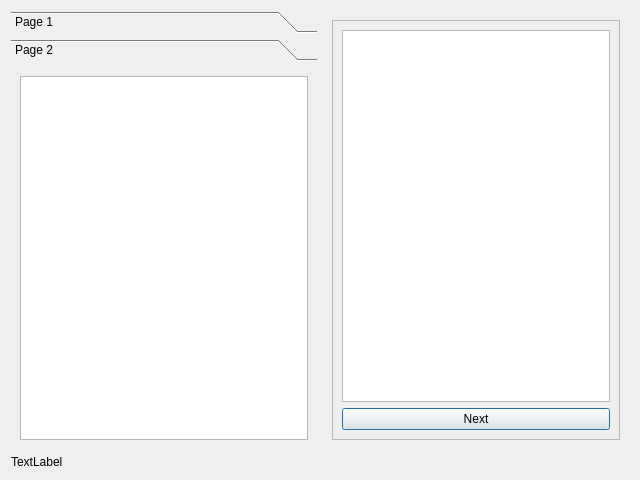
Before: the Qt Designer form modules/hspylib/src/demo/qtdemos/promotions/resources/forms/qt_promotions.ui in yorevs/hspylib, drawn with Qt 5.
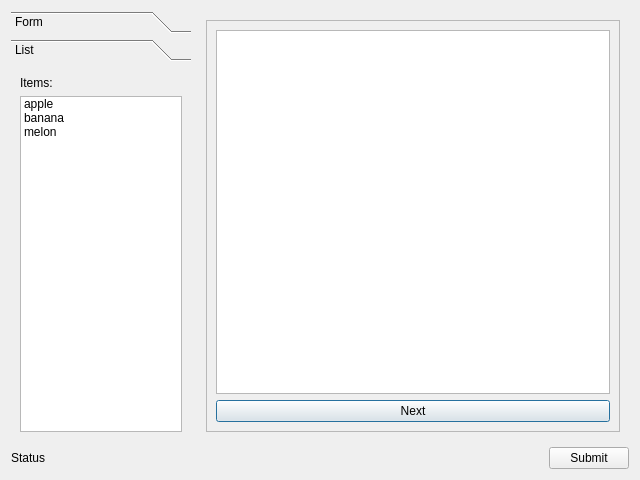
After: the same form once the commit is applied. The open tabs and pages were chosen to show the change. Custom widgets are drawn as their Qt base class.

Diff of the .ui file:
```diff
--- a/modules/hspylib/src/demo/qtdemos/promotions/resources/forms/qt_promotions.ui
+++ b/modules/hspylib/src/demo/qtdemos/promotions/resources/forms/qt_promotions.ui
@@ -16,11 +16,25 @@
   <property name="Qt HS Promotions Demo" stdset="0">
    <string>Dialog</string>
   </property>
+  <layout class="QVBoxLayout" name="verticalLayout_7">
+   <item>
   <layout class="QVBoxLayout" name="verticalLayout">
    <item>
     <layout class="QHBoxLayout" name="horizontalLayout">
      <item>
       <widget class="HToolBox" name="toolBox">
+         <property name="minimumSize">
+          <size>
+           <width>180</width>
+           <height>0</height>
+          </size>
+         </property>
+         <property name="maximumSize">
+          <size>
+           <width>180</width>
+           <height>16777215</height>
+          </size>
+         </property>
        <property name="currentIndex">
         <number>0</number>
        </property>
@@ -34,7 +48,7 @@
          </rect>
         </property>
         <attribute name="label">
-         <string>Page 1</string>
+           <string>Form</string>
         </attribute>
         <layout class="QGridLayout" name="gridLayout">
          <item row="0" column="0">
@@ -64,16 +78,39 @@
          <rect>
           <x>0</x>
           <y>0</y>
-          <width>298</width>
-          <height>360</height>
+            <width>180</width>
+            <height>342</height>
          </rect>
         </property>
         <attribute name="label">
-         <string>Page 2</string>
+           <string>List</string>
         </attribute>
         <layout class="QVBoxLayout" name="verticalLayout_6">
          <item>
-          <widget class="HListWidget" name="lstHListWidget"/>
+            <widget class="QLabel" name="label">
+             <property name="text">
+              <string>Items:</string>
+             </property>
+            </widget>
+           </item>
+           <item>
+            <widget class="HListWidget" name="lst_hlist_widget">
+             <item>
+              <property name="text">
+               <string>apple</string>
+              </property>
+             </item>
+             <item>
+              <property name="text">
+               <string>banana</string>
+              </property>
+             </item>
+             <item>
+              <property name="text">
+               <string>melon</string>
+              </property>
+             </item>
+            </widget>
          </item>
         </layout>
        </widget>
@@ -141,11 +178,36 @@
     </layout>
    </item>
    <item>
-    <widget class="HLabel" name="lblStatusLabel">
+      <layout class="QHBoxLayout" name="horizontalLayout_2">
+       <item>
+        <widget class="HLabel" name="lbl_status">
      <property name="text">
-      <string>TextLabel</string>
-     </property>
-    </widget>
+          <string>Status</string>
+         </property>
+        </widget>
+       </item>
+       <item>
+        <widget class="QPushButton" name="btn_submit">
+         <property name="minimumSize">
+          <size>
+           <width>80</width>
+           <height>0</height>
+          </size>
+         </property>
+         <property name="maximumSize">
+          <size>
+           <width>80</width>
+           <height>16777215</height>
+          </size>
+         </property>
+         <property name="text">
+          <string>Submit</string>
+         </property>
+        </widget>
+       </item>
+      </layout>
+     </item>
+    </layout>
    </item>
   </layout>
  </widget>
```
Left out of the diff: 56 changed lines with no effect on the pictures. Lines whose indentation alone changed are shown as unchanged.
